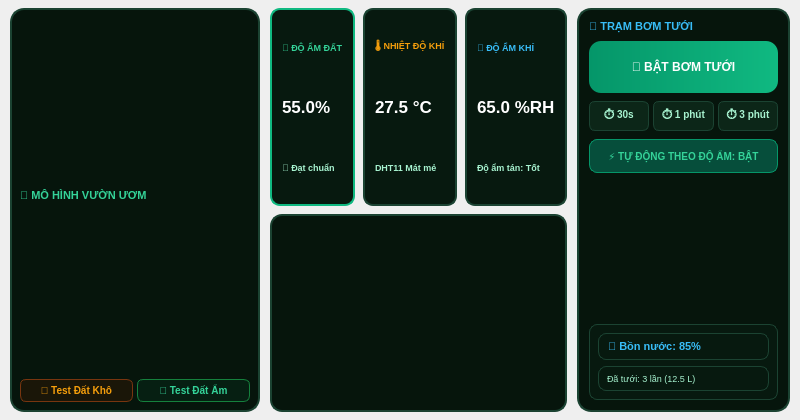
Above: OUT_SRC_VANPHONG/OUT_SRC_VANPHONG/ui/pages/DashboardPage.ui from dinhquanghaICTU/OUT_SRC before the change. Below: the same form after it.
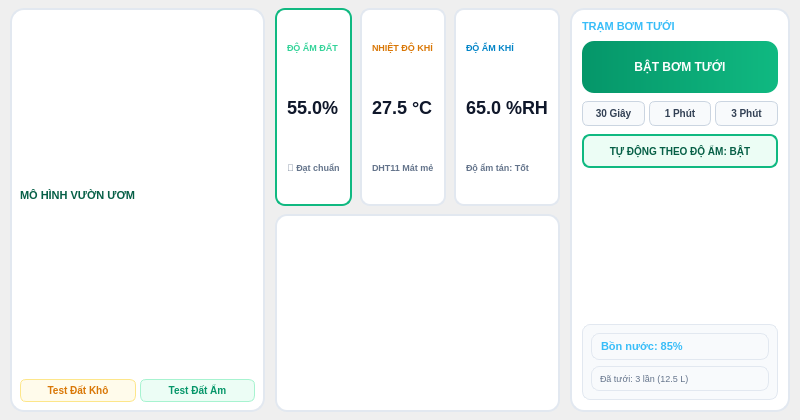
That is the form after the change.

Patch:
```diff
--- a/OUT_SRC_VANPHONG/OUT_SRC_VANPHONG/ui/pages/DashboardPage.ui
+++ b/OUT_SRC_VANPHONG/OUT_SRC_VANPHONG/ui/pages/DashboardPage.ui
@@ -43,7 +43,7 @@
       </size>
      </property>
      <property name="styleSheet">
-      <string notr="true">QFrame#zone1Frame { background-color: #06150c; border: 1.5px solid #1b4332; border-radius: 14px; }</string>
+      <string notr="true">QFrame#zone1Frame { background-color: #ffffff; border: 1.5px solid #e2e8f0; border-radius: 14px; }</string>
      </property>
      <layout class="QVBoxLayout" name="z1Layout">
       <property name="leftMargin">
@@ -65,10 +65,10 @@
       <item>
        <widget class="QLabel" name="z1Title">
         <property name="text">
-         <string>🌱 MÔ HÌNH VƯỜN ƯƠM</string>
+         <string>MÔ HÌNH VƯỜN ƯƠM</string>
         </property>
         <property name="styleSheet">
-         <string notr="true">color: #34d399; font-size: 11px; font-weight: 800;</string>
+         <string notr="true">color: #065f46; font-size: 11px; font-weight: 800;</string>
         </property>
        </widget>
       </item>
@@ -88,10 +88,10 @@
            <cursorShape>PointingHandCursor</cursorShape>
           </property>
           <property name="text">
-           <string>🍂 Test Đất Khô</string>
+           <string>Test Đất Khô</string>
           </property>
           <property name="styleSheet">
-           <string notr="true">QPushButton { background-color: #1a1608; color: #f59e0b; border: 1px solid #78350f; border-radius: 6px; font-size: 10px; font-weight: 700; padding: 4px; } QPushButton:hover { background-color: #78350f; color: white; }</string>
+           <string notr="true">QPushButton { background-color: #fffbeb; color: #d97706; border: 1px solid #fde68a; border-radius: 6px; font-size: 10px; font-weight: 700; padding: 4px; } QPushButton:hover { background-color: #fef3c7; }</string>
           </property>
          </widget>
         </item>
@@ -101,10 +101,10 @@
            <cursorShape>PointingHandCursor</cursorShape>
           </property>
           <property name="text">
-           <string>🌱 Test Đất Ẩm</string>
+           <string>Test Đất Ẩm</string>
           </property>
           <property name="styleSheet">
-           <string notr="true">QPushButton { background-color: #061f12; color: #34d399; border: 1px solid #15803d; border-radius: 6px; font-size: 10px; font-weight: 700; padding: 4px; } QPushButton:hover { background-color: #15803d; color: white; }</string>
+           <string notr="true">QPushButton { background-color: #ecfdf5; color: #059669; border: 1px solid #a7f3d0; border-radius: 6px; font-size: 10px; font-weight: 700; padding: 4px; } QPushButton:hover { background-color: #d1fae5; }</string>
           </property>
          </widget>
         </item>
@@ -133,7 +133,7 @@
        <item>
         <widget class="QFrame" name="cardSoil">
          <property name="styleSheet">
-          <string notr="true">QFrame#cardSoil { background-color: #07190f; border: 1.5px solid #10b981; border-radius: 10px; padding: 6px; }</string>
+          <string notr="true">QFrame#cardSoil { background-color: #ffffff; border: 1.5px solid #10b981; border-radius: 10px; padding: 6px; }</string>
          </property>
          <layout class="QVBoxLayout" name="csLayout">
           <property name="margin">
@@ -142,7 +142,7 @@
           <item>
            <widget class="QLabel" name="csTitle">
             <property name="text">
-             <string>🌾 ĐỘ ẨM ĐẤT</string>
+             <string>ĐỘ ẨM ĐẤT</string>
             </property>
             <property name="styleSheet">
              <string notr="true">color: #34d399; font-size: 9px; font-weight: 800;</string>
@@ -155,7 +155,7 @@
              <string>55.0%</string>
             </property>
             <property name="styleSheet">
-             <string notr="true">color: #ffffff; font-size: 17px; font-weight: 900;</string>
+             <string notr="true">color: #0f172a; font-size: 18px; font-weight: 900;</string>
             </property>
            </widget>
           </item>
@@ -165,7 +165,7 @@
              <string>🌱 Đạt chuẩn</string>
             </property>
             <property name="styleSheet">
-             <string notr="true">color: #a7f3d0; font-size: 9px; font-weight: 600;</string>
+             <string notr="true">color: #64748b; font-size: 9px; font-weight: 600;</string>
             </property>
            </widget>
           </item>
@@ -177,7 +177,7 @@
        <item>
         <widget class="QFrame" name="cardTemp">
          <property name="styleSheet">
-          <string notr="true">QFrame#cardTemp { background-color: #07190f; border: 1.5px solid #1b4332; border-radius: 10px; padding: 6px; }</string>
+          <string notr="true">QFrame#cardTemp { background-color: #ffffff; border: 1.5px solid #e2e8f0; border-radius: 10px; padding: 6px; }</string>
          </property>
          <layout class="QVBoxLayout" name="ctLayout">
           <property name="margin">
@@ -186,10 +186,10 @@
           <item>
            <widget class="QLabel" name="ctTitle">
             <property name="text">
-             <string>🌡️ NHIỆT ĐỘ KHÍ</string>
+             <string>NHIỆT ĐỘ KHÍ</string>
             </property>
             <property name="styleSheet">
-             <string notr="true">color: #f59e0b; font-size: 9px; font-weight: 800;</string>
+             <string notr="true">color: #d97706; font-size: 9px; font-weight: 800;</string>
             </property>
            </widget>
           </item>
@@ -199,7 +199,7 @@
              <string>27.5 °C</string>
             </property>
             <property name="styleSheet">
-             <string notr="true">color: #ffffff; font-size: 17px; font-weight: 900;</string>
+             <string notr="true">color: #0f172a; font-size: 18px; font-weight: 900;</string>
             </property>
            </widget>
           </item>
@@ -209,7 +209,7 @@
              <string>DHT11 Mát mẻ</string>
             </property>
             <property name="styleSheet">
-             <string notr="true">color: #a7f3d0; font-size: 9px; font-weight: 600;</string>
+             <string notr="true">color: #64748b; font-size: 9px; font-weight: 600;</string>
             </property>
            </widget>
           </item>
@@ -221,7 +221,7 @@
        <item>
         <widget class="QFrame" name="cardHum">
          <property name="styleSheet">
-          <string notr="true">QFrame#cardHum { background-color: #07190f; border: 1.5px solid #1b4332; border-radius: 10px; padding: 6px; }</string>
+          <string notr="true">QFrame#cardHum { background-color: #ffffff; border: 1.5px solid #e2e8f0; border-radius: 10px; padding: 6px; }</string>
          </property>
          <layout class="QVBoxLayout" name="chLayout">
           <property name="margin">
@@ -230,10 +230,10 @@
           <item>
            <widget class="QLabel" name="chTitle">
             <property name="text">
-             <string>💧 ĐỘ ẨM KHÍ</string>
+             <string>ĐỘ ẨM KHÍ</string>
             </property>
             <property name="styleSheet">
-             <string notr="true">color: #38bdf8; font-size: 9px; font-weight: 800;</string>
+             <string notr="true">color: #0284c7; font-size: 9px; font-weight: 800;</string>
             </property>
            </widget>
           </item>
@@ -243,7 +243,7 @@
              <string>65.0 %RH</string>
             </property>
             <property name="styleSheet">
-             <string notr="true">color: #ffffff; font-size: 17px; font-weight: 900;</string>
+             <string notr="true">color: #0f172a; font-size: 18px; font-weight: 900;</string>
             </property>
            </widget>
           </item>
@@ -253,7 +253,7 @@
              <string>Độ ẩm tán: Tốt</string>
             </property>
             <property name="styleSheet">
-             <string notr="true">color: #a7f3d0; font-size: 9px; font-weight: 600;</string>
+             <string notr="true">color: #64748b; font-size: 9px; font-weight: 600;</string>
             </property>
            </widget>
           </item>
@@ -268,7 +268,7 @@
      <item>
       <widget class="QFrame" name="chartCard">
        <property name="styleSheet">
-        <string notr="true">QFrame#chartCard { background-color: #06150c; border: 1.5px solid #1b4332; border-radius: 12px; }</string>
+        <string notr="true">QFrame#chartCard { background-color: #ffffff; border: 1.5px solid #e2e8f0; border-radius: 12px; }</string>
        </property>
        <layout class="QVBoxLayout" name="chartContainerLayout">
         <property name="leftMargin">
@@ -306,7 +306,7 @@
       </size>
      </property>
      <property name="styleSheet">
-      <string notr="true">QFrame#zone3Frame { background-color: #06150c; border: 1.5px solid #1b4332; border-radius: 14px; }</string>
+      <string notr="true">QFrame#zone3Frame { background-color: #ffffff; border: 1.5px solid #e2e8f0; border-radius: 14px; }</string>
      </property>
      <layout class="QVBoxLayout" name="z3Layout">
       <property name="leftMargin">
@@ -328,7 +328,7 @@
       <item>
        <widget class="QLabel" name="z3Title">
         <property name="text">
-         <string>🚰 TRẠM BƠM TƯỚI</string>
+         <string>TRẠM BƠM TƯỚI</string>
         </property>
         <property name="styleSheet">
          <string notr="true">color: #38bdf8; font-size: 11px; font-weight: 800;</string>
@@ -349,7 +349,7 @@
          <cursorShape>PointingHandCursor</cursorShape>
         </property>
         <property name="text">
-         <string>💦 BẬT BƠM TƯỚI</string>
+         <string>BẬT BƠM TƯỚI</string>
         </property>
         <property name="checkable">
          <bool>true</bool>
@@ -372,10 +372,10 @@
            <cursorShape>PointingHandCursor</cursorShape>
           </property>
           <property name="text">
-           <string>⏱ 30s</string>
+           <string>30 Giây</string>
           </property>
           <property name="styleSheet">
-           <string notr="true">QPushButton { background: #0c2618; color: #a7f3d0; border: 1px solid #1b4332; border-radius: 6px; font-size: 10px; font-weight: 700; padding: 5px; } QPushButton:hover { background: #1b4332; color: white; }</string>
+           <string notr="true">QPushButton { background: #f8fafc; color: #334155; border: 1px solid #cbd5e1; border-radius: 6px; font-size: 10px; font-weight: 700; padding: 5px; } QPushButton:hover { background: #e2e8f0; color: #0f172a; }</string>
           </property>
          </widget>
         </item>
@@ -385,10 +385,10 @@
            <cursorShape>PointingHandCursor</cursorShape>
           </property>
           <property name="text">
-           <string>⏱ 1 phút</string>
+           <string>1 Phút</string>
           </property>
           <property name="styleSheet">
-           <string notr="true">QPushButton { background: #0c2618; color: #a7f3d0; border: 1px solid #1b4332; border-radius: 6px; font-size: 10px; font-weight: 700; padding: 5px; } QPushButton:hover { background: #1b4332; color: white; }</string>
+           <string notr="true">QPushButton { background: #f8fafc; color: #334155; border: 1px solid #cbd5e1; border-radius: 6px; font-size: 10px; font-weight: 700; padding: 5px; } QPushButton:hover { background: #e2e8f0; color: #0f172a; }</string>
           </property>
          </widget>
         </item>
@@ -398,10 +398,10 @@
            <cursorShape>PointingHandCursor</cursorShape>
           </property>
           <property name="text">
-           <string>⏱ 3 phút</string>
+           <string>3 Phút</string>
           </property>
           <property name="styleSheet">
-           <string notr="true">QPushButton { background: #0c2618; color: #a7f3d0; border: 1px solid #1b4332; border-radius: 6px; font-size: 10px; font-weight: 700; padding: 5px; } QPushButton:hover { background: #1b4332; color: white; }</string>
+           <string notr="true">QPushButton { background: #f8fafc; color: #334155; border: 1px solid #cbd5e1; border-radius: 6px; font-size: 10px; font-weight: 700; padding: 5px; } QPushButton:hover { background: #e2e8f0; color: #0f172a; }</string>
           </property>
          </widget>
         </item>
@@ -421,7 +421,7 @@
          <cursorShape>PointingHandCursor</cursorShape>
         </property>
         <property name="text">
-         <string>⚡ TỰ ĐỘNG THEO ĐỘ ẨM: BẬT</string>
+         <string>TỰ ĐỘNG THEO ĐỘ ẨM: BẬT</string>
         </property>
         <property name="checkable">
          <bool>true</bool>
@@ -430,7 +430,7 @@
          <bool>true</bool>
         </property>
         <property name="styleSheet">
-         <string notr="true">QPushButton { background: #064e3b; color: #34d399; border: 1px solid #059669; border-radius: 8px; font-size: 10px; font-weight: 800; } QPushButton:checked { background: #064e3b; color: #34d399; } QPushButton:!checked { background: #1e293b; color: #94a3b8; border-color: #334155; }</string>
+         <string notr="true">QPushButton { background: #ecfdf5; color: #065f46; border: 1.5px solid #10b981; border-radius: 8px; font-size: 10px; font-weight: 800; } QPushButton:checked { background: #ecfdf5; color: #065f46; border-color: #10b981; } QPushButton:!checked { background: #f1f5f9; color: #64748b; border-color: #cbd5e1; }</string>
         </property>
        </widget>
       </item>
@@ -453,7 +453,7 @@
       <item>
        <widget class="QFrame" name="tankStatusBox">
         <property name="styleSheet">
-         <string notr="true">background: #07190f; border: 1px solid #1b4332; border-radius: 8px; padding: 6px;</string>
+         <string notr="true">background: #f8fafc; border: 1px solid #e2e8f0; border-radius: 8px; padding: 6px;</string>
         </property>
         <layout class="QVBoxLayout" name="tsbLayout">
          <property name="margin">
@@ -462,7 +462,7 @@
          <item>
           <widget class="QLabel" name="tankLevelLabel">
            <property name="text">
-            <string>🚰 Bồn nước: 85%</string>
+            <string>Bồn nước: 85%</string>
            </property>
            <property name="styleSheet">
             <string notr="true">color: #38bdf8; font-size: 11px; font-weight: 800;</string>
@@ -475,7 +475,7 @@
             <string>Đã tưới: 3 lần (12.5 L)</string>
            </property>
            <property name="styleSheet">
-            <string notr="true">color: #a7f3d0; font-size: 9px;</string>
+            <string notr="true">color: #64748b; font-size: 9px;</string>
            </property>
           </widget>
          </item>
```
